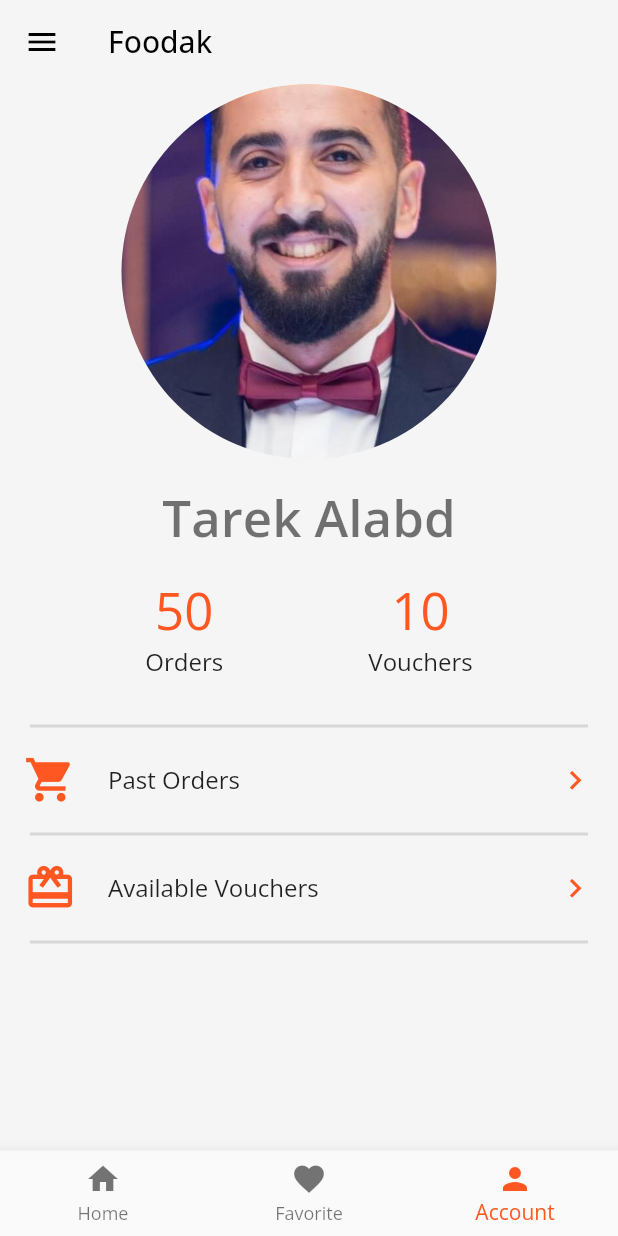
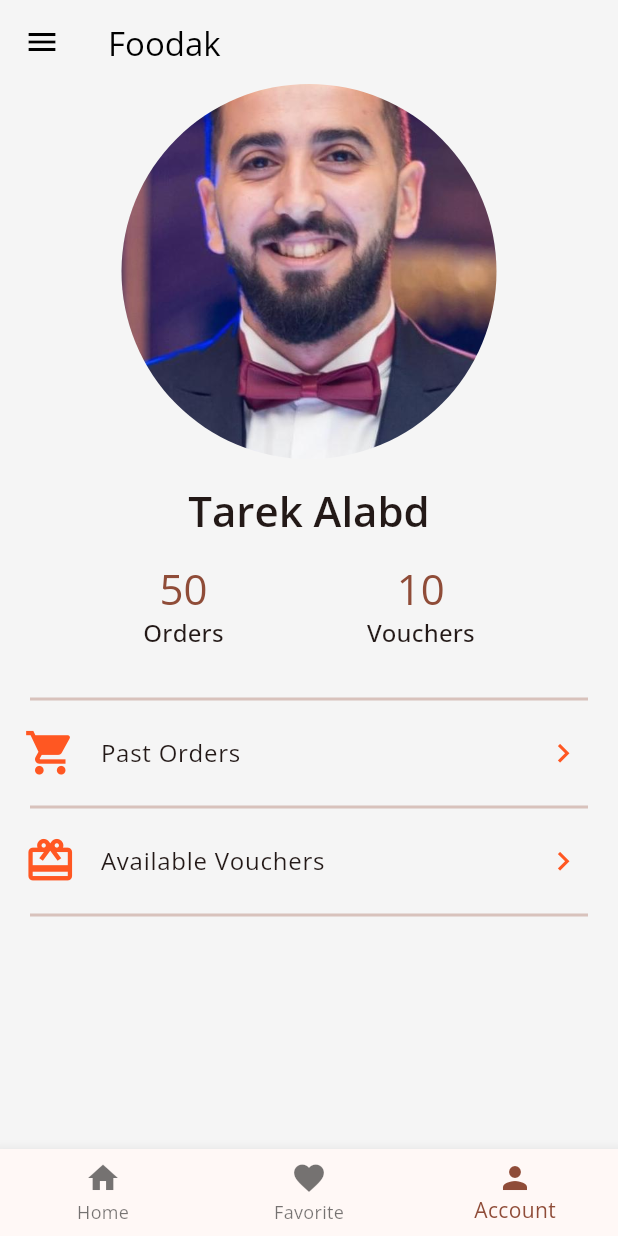
Before and after one commit to TarekAlabd/Food-Delivery-Flutter-Course, a Flutter app: the screen it shows after launch, item 3 of the bottom bar chosen, on a phone screen of 412 x 824 dp. Run offline on Flutter 3.47's test engine with Material 2 defaults, Android fonts, the phone set to English and light mode, and no system bars; network calls fail.

Commit message:
feat: working with material 3

```diff
--- a/lib/main.dart
+++ b/lib/main.dart
@@ -16,8 +16,10 @@ class MyApp extends StatelessWidget {
       debugShowCheckedModeBanner: false,
       title: 'Foodak - Food Delivery',
       theme: ThemeData(
-        primarySwatch: Colors.deepOrange,
+        // primarySwatch: Colors.deepOrange,
         scaffoldBackgroundColor: Colors.grey[100],
+        useMaterial3: true,
+        colorSchemeSeed: Colors.deepOrange,
         appBarTheme: AppBarTheme(
           backgroundColor: Colors.grey[100],
           foregroundColor: Colors.black,
--- a/lib/widgets/food_grid_item.dart
+++ b/lib/widgets/food_grid_item.dart
@@ -67,7 +67,7 @@ class _FoodGridItemState extends State<FoodGridItem> {
             const SizedBox(height: 4.0),
             Text(
               '\$ ${food[widget.foodIndex].price}',
-              style: Theme.of(context).textTheme.titleLarge!.copyWith(
+              style: Theme.of(context).textTheme.titleMedium!.copyWith(
                     color: Theme.of(context).primaryColor,
                   ),
             ),
```
